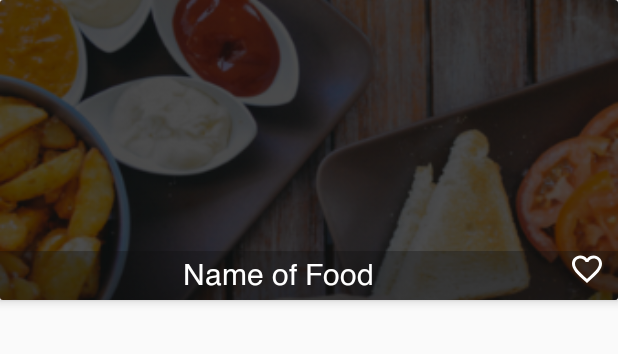
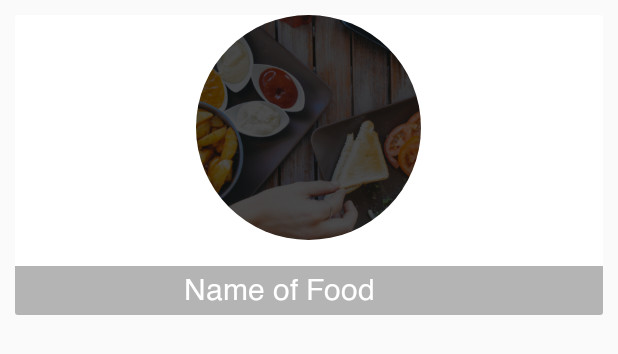
Before and after one commit to Liv4T/LaJaujaCliente, an Android app: the layout food_item.xml on its own in the app's theme, with its tools: preview values and no code run, on a phone screen of 412 x 824 dp. Shown: the top 354 px of the screen. Run offline under Robolectric (Android 15) with nearby library versions, the phone set to English and light mode, and no system bars.

Commit message:
Cambios para entregar en produccion, cambios en el diseño y se agrega ImageCircleImageView

```diff
--- a/app/build.gradle
+++ b/app/build.gradle
@@ -65,5 +65,6 @@ dependencies {
 
     implementation 'com.stepstone.apprating:app-rating:2.0.0'
 
+    implementation 'de.hdodenhof:circleimageview:3.1.0'
 
 }
--- a/app/src/main/res/layout/activity_food_list.xml
+++ b/app/src/main/res/layout/activity_food_list.xml
@@ -4,6 +4,7 @@
     xmlns:tools="http://schemas.android.com/tools"
     android:layout_width="match_parent"
     android:layout_height="match_parent"
+    android:background="#fff"
     tools:context=".FoodList">
 
     <com.mancj.materialsearchbar.MaterialSearchBar
--- a/app/src/main/res/layout/activity_home.xml
+++ b/app/src/main/res/layout/activity_home.xml
@@ -6,7 +6,7 @@
     android:layout_width="match_parent"
     android:layout_height="match_parent"
     android:fitsSystemWindows="true"
-    android:background="@drawable/background"
+    android:background="#fff"
     tools:openDrawer="start">
 
     <include
--- a/app/src/main/res/layout/food_item.xml
+++ b/app/src/main/res/layout/food_item.xml
@@ -3,27 +3,32 @@
     xmlns:appNs="http://schemas.android.com/apk/res-auto"
     android:layout_width="match_parent"
     android:layout_height="200dp"
-    appNs:cardElevation="4dp"
+    android:layout_margin="10dp"
     android:layout_marginBottom="8dp"
-    >
+    appNs:cardElevation="0dp"
+    android:background="#fff">
 
     <RelativeLayout
         android:layout_width="match_parent"
+
         android:layout_height="match_parent">
 
-        <ImageView
+        <de.hdodenhof.circleimageview.CircleImageView
             android:id="@+id/food_image"
+            android:layout_width="150dp"
+            android:layout_height="150dp"
+            android:layout_centerHorizontal="true"
+
+            android:foregroundGravity="center_horizontal"
             android:scaleType="centerCrop"
-            android:src="@drawable/background"
-            android:layout_width="match_parent"
-            android:layout_height="match_parent" />
+            android:src="@drawable/background" />
 
         <LinearLayout
             android:layout_width="match_parent"
             android:layout_height="wrap_content"
-            android:orientation="horizontal"
             android:layout_alignParentBottom="true"
             android:background="#4f0e0d0e"
+            android:orientation="horizontal"
 
             android:weightSum="10">
 
@@ -38,13 +43,13 @@
                 android:textColor="@android:color/white"
                 android:textSize="20sp" />
 
-            <ImageView
+            <!--ImageView
                 android:id="@+id/fav"
                 android:layout_width="0dp"
                 android:layout_height="wrap_content"
                 android:layout_weight="1"
                 android:tint="#FFFFFF"
-                appNs:srcCompat="@drawable/ic_favorite_border_black_24dp" />
+                appNs:srcCompat="@drawable/ic_favorite_border_black_24dp" /-->
 
         </LinearLayout>
 
```
Also changed, not shown: app/src/main/java/com/dybcatering/lajauja/FoodList.java (+6 -4 lines), app/src/main/java/com/dybcatering/lajauja/ViewHolder/FoodViewHolder.java (+2 -7 lines), app/src/main/java/com/dybcatering/lajauja/ui/home/HomeFragment.java (+5 -2 lines), app/src/main/res/layout/menu_item.xml (+10 -5 lines), app/src/main/assets/databases/LaJaujaDB.db.
